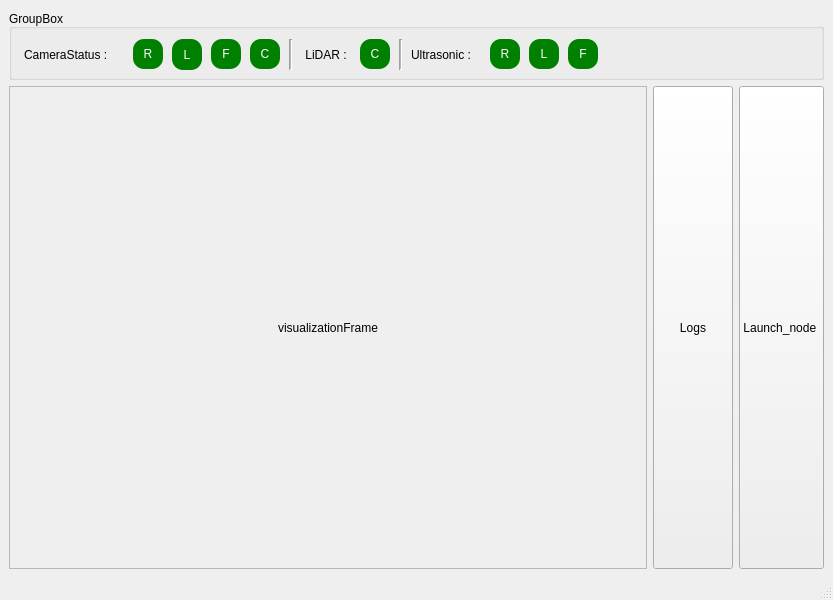
This is src/test_tool/src/mainwindow.ui in Madhanprince/iris_test_tool as Qt 5 draws it before an edit. The edited form follows.
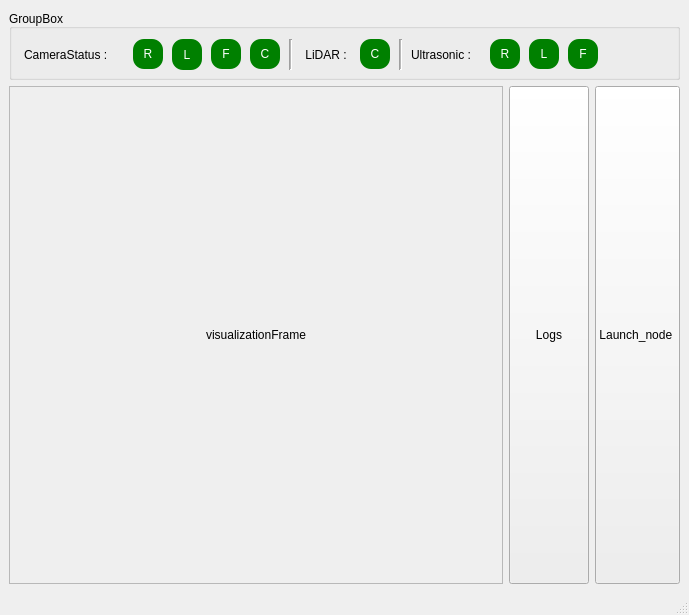
This is the edited form.

```diff
--- a/src/test_tool/src/mainwindow.ui
+++ b/src/test_tool/src/mainwindow.ui
@@ -6,8 +6,8 @@
    <rect>
     <x>0</x>
     <y>0</y>
-    <width>833</width>
-    <height>600</height>
+    <width>689</width>
+    <height>615</height>
    </rect>
   </property>
   <property name="minimumSize">
@@ -43,7 +43,7 @@
       </property>
       <property name="maximumSize">
        <size>
-        <width>900</width>
+        <width>16777215</width>
         <height>71</height>
        </size>
       </property>
@@ -53,7 +53,7 @@
       <property name="alignment">
        <set>Qt::AlignBottom|Qt::AlignLeading|Qt::AlignLeft</set>
       </property>
-      <widget class="QWidget" name="">
+      <widget class="QWidget" name="layoutWidget">
        <property name="geometry">
         <rect>
          <x>12</x>
@@ -407,6 +407,12 @@
         <layout class="QVBoxLayout" name="verticalLayout_2">
          <item>
           <widget class="QLabel" name="label_4">
+           <property name="maximumSize">
+            <size>
+             <width>16777215</width>
+             <height>16777209</height>
+            </size>
+           </property>
            <property name="cursor">
             <cursorShape>UpArrowCursor</cursorShape>
            </property>
```
Left out of the diff: 2 changed lines with no effect on the pictures.
